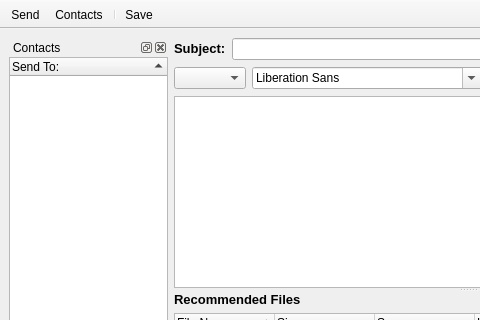
Qt form retroshare-gui/src/gui/msgs/ChanMsgDialog.ui (RetroShare/RetroShare) before a commit; both pictures show x 0 to 480 and y 0 to 320 of the 770 by 528 pixel window.
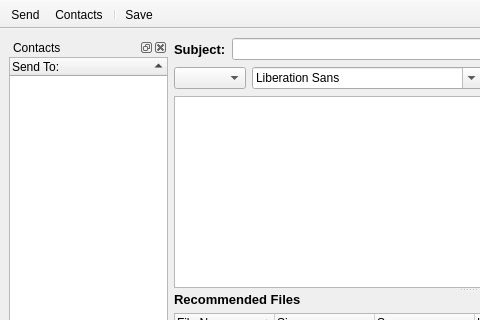
The same form after that commit. Icons and pictures are not drawn.

Commit message: Updated Language Files and some of the gui. There are still lots more HTML tags to remove from the other files. This is important - as it makes the translators job so much harder!

Diff of the .ui file:
```diff
--- a/retroshare-gui/src/gui/msgs/ChanMsgDialog.ui
+++ b/retroshare-gui/src/gui/msgs/ChanMsgDialog.ui
@@ -125,10 +125,7 @@
              </font>
             </property>
             <property name="text" >
-             <string>&lt;html>&lt;head>&lt;meta name="qrichtext" content="1" />&lt;style type="text/css">
-p, li { white-space: pre-wrap; }
-&lt;/style>&lt;/head>&lt;body style=" font-family:'MS Shell Dlg 2'; font-size:10pt; font-weight:600; font-style:normal; text-decoration:none;">
-&lt;p style=" margin-top:0px; margin-bottom:0px; margin-left:0px; margin-right:0px; -qt-block-indent:0; text-indent:0px; font-family:'Arial'; font-weight:400;">&lt;span style=" font-weight:600;">Subject:&lt;/span>&lt;/p>&lt;/body>&lt;/html></string>
+             <string>Subject:</string>
             </property>
            </widget>
           </item>
```
The commit also changes 49 other files.
